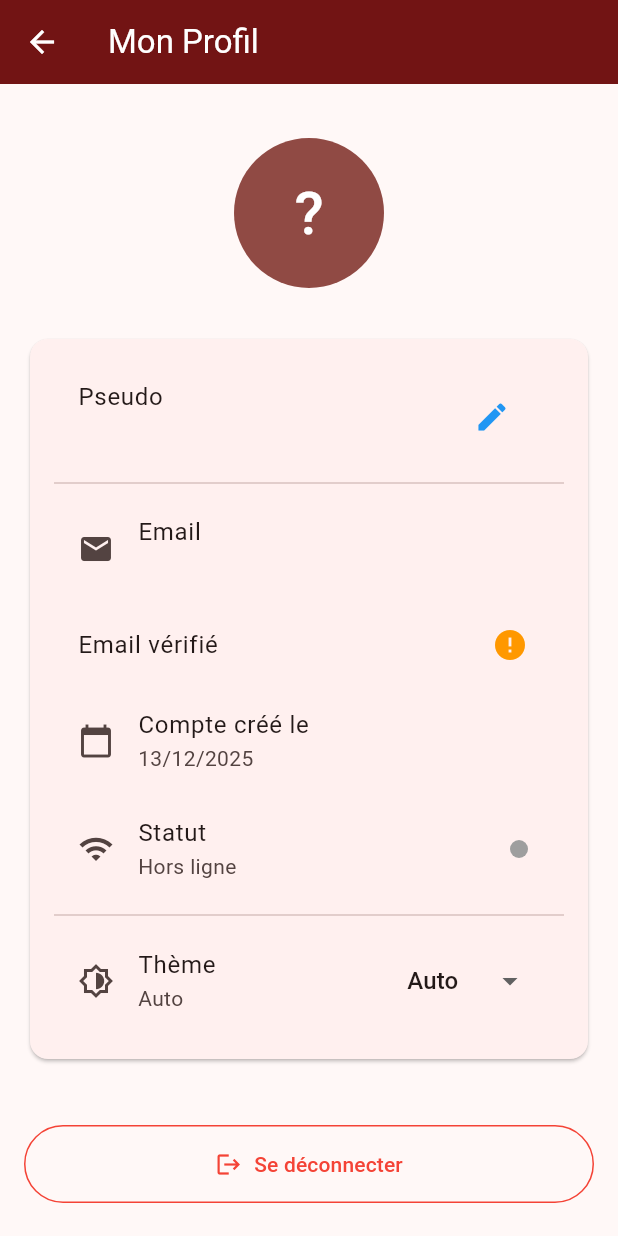
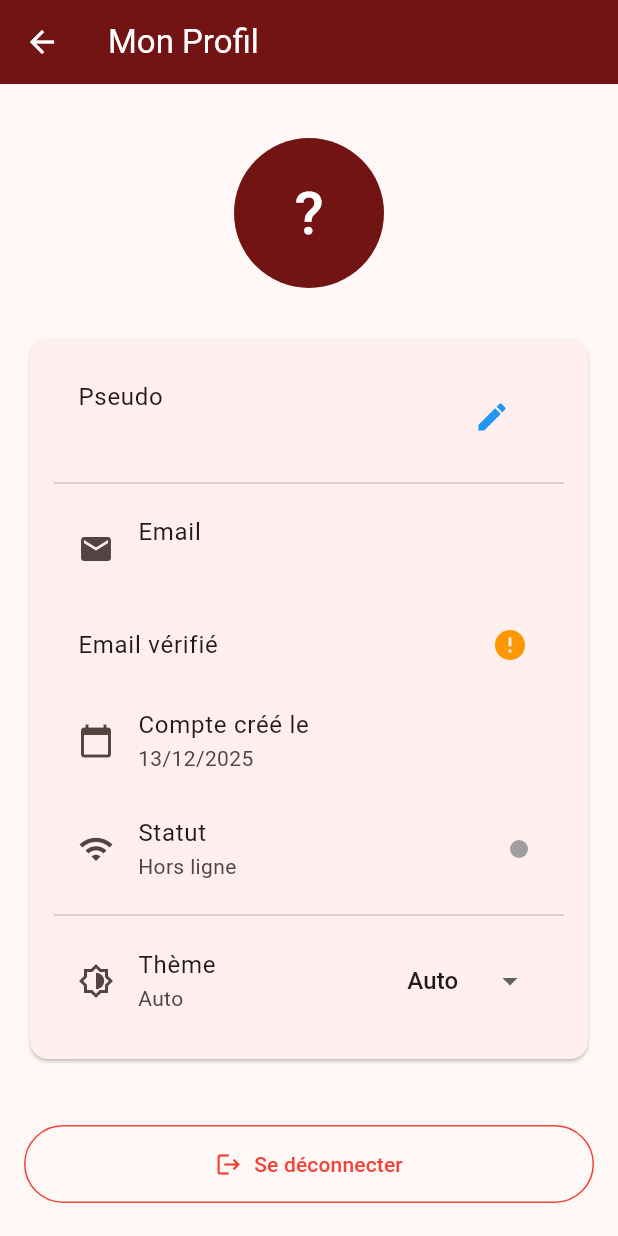
Before and after one commit to FloRobart/flollylist_app, a Flutter app: the ProfilePage screen opened directly, on a phone screen of 412 x 824 dp. Run offline on Flutter 3.47's test engine with Material 3 defaults, Android fonts, the phone set to English and light mode, and no system bars; our stand-ins replace shared_preferences; accounts and stored records are empty.

Commit message:
fix(profile): Upgrade profile page

```diff
--- a/lib/views/profile/profile_page.dart
+++ b/lib/views/profile/profile_page.dart
@@ -129,7 +129,7 @@ class _ProfilePageState extends State<ProfilePage> {
                       // Avatar
                       CircleAvatar(
                         radius: 50,
-                        backgroundColor: Theme.of(context).primaryColor,
+                        backgroundColor: Theme.of(context).appBarTheme.backgroundColor,
                         child: Text(
                           user.pseudo.isNotEmpty ? user.pseudo[0].toUpperCase() : '?',
                           style: const TextStyle(fontSize: 40, color: Colors.white),
```
